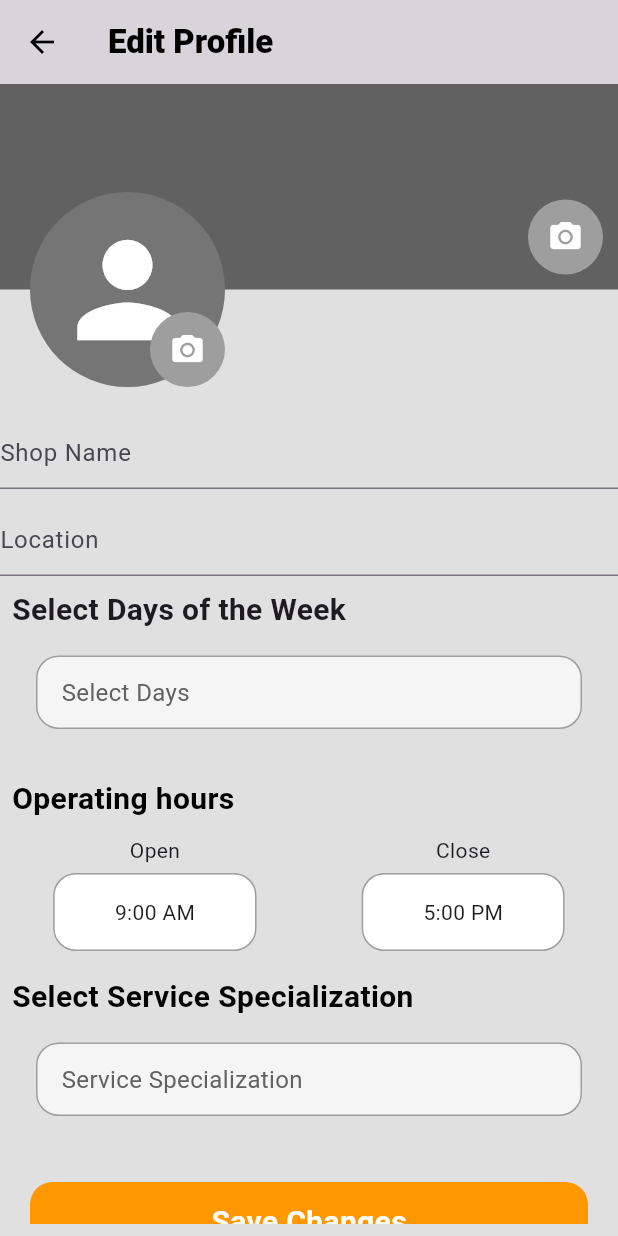
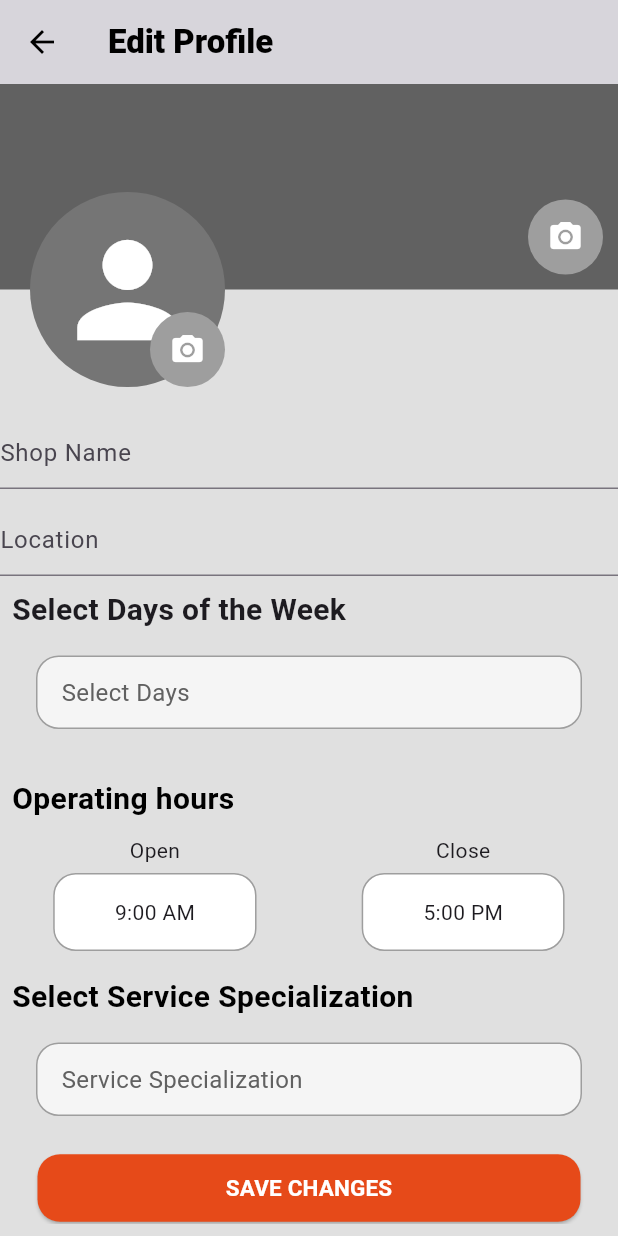
Before and after one commit to TechPyllars2024/AutoCareAutomotive, a Flutter app: the AutomotiveEditProfile screen opened directly, scrolled down 83 dp, on a phone screen of 412 x 824 dp. Run offline on Flutter 3.47's test engine with Material 3 defaults, Android fonts, the phone set to English and light mode, and no system bars; our stand-ins replace carousel_slider, cloud_firestore, curved_navigation_bar, file_picker, firebase_auth, firebase_core and 8 more; missing offline and left inert: flutter_pannable_rating_bar, flutter_pdfview; accounts and stored records are empty.

Commit message:
update: button widget

```diff
--- a/lib/ProfileManagement/widgets/button.dart
+++ b/lib/ProfileManagement/widgets/button.dart
@@ -3,42 +3,34 @@ import 'package:flutter/material.dart';
 class WideButtons extends StatelessWidget {
   final VoidCallback onTap;
   final String text;
-  final Color color;
   final double padding;
 
   const WideButtons({
     super.key,
     required this.onTap,
     required this.text,
-    this.color = Colors.orange,
-    this.padding = 20.0,
+    this.padding = 25.0,
   });
 
   @override
   Widget build(BuildContext context) {
-    return InkWell(
-      onTap: onTap,
-      splashColor: Colors.black26,
-      child: Padding(
-        padding: EdgeInsets.all(padding),
-        child: Container(
-          alignment: Alignment.center,
-          padding: const EdgeInsets.symmetric(vertical: 12),
-          decoration: ShapeDecoration(
-            shape: const RoundedRectangleBorder(
-              borderRadius: BorderRadius.all(
-                Radius.circular(15),
-              ),
-            ),
-            color: color,
+    return Padding(
+      padding: EdgeInsets.symmetric(horizontal: padding),
+      child: ElevatedButton(
+        style: ElevatedButton.styleFrom(
+          shape: RoundedRectangleBorder(
+            borderRadius: BorderRadius.circular(15),
           ),
-          child: Text(
-            text,
-            style: const TextStyle(
-              fontSize: 20,
-              color: Colors.white,
-              fontWeight: FontWeight.bold,
-            ),
+          minimumSize: const Size(400, 45),
+          backgroundColor: Colors.deepOrange.shade700, // Applied deep orange shade
+        ),
+        onPressed: onTap,
+        child: Text(
+          text.toUpperCase(),
+          style: const TextStyle(
+            fontWeight: FontWeight.bold,
+            color: Colors.white,
+            fontSize: 15,
           ),
         ),
       ),
```
